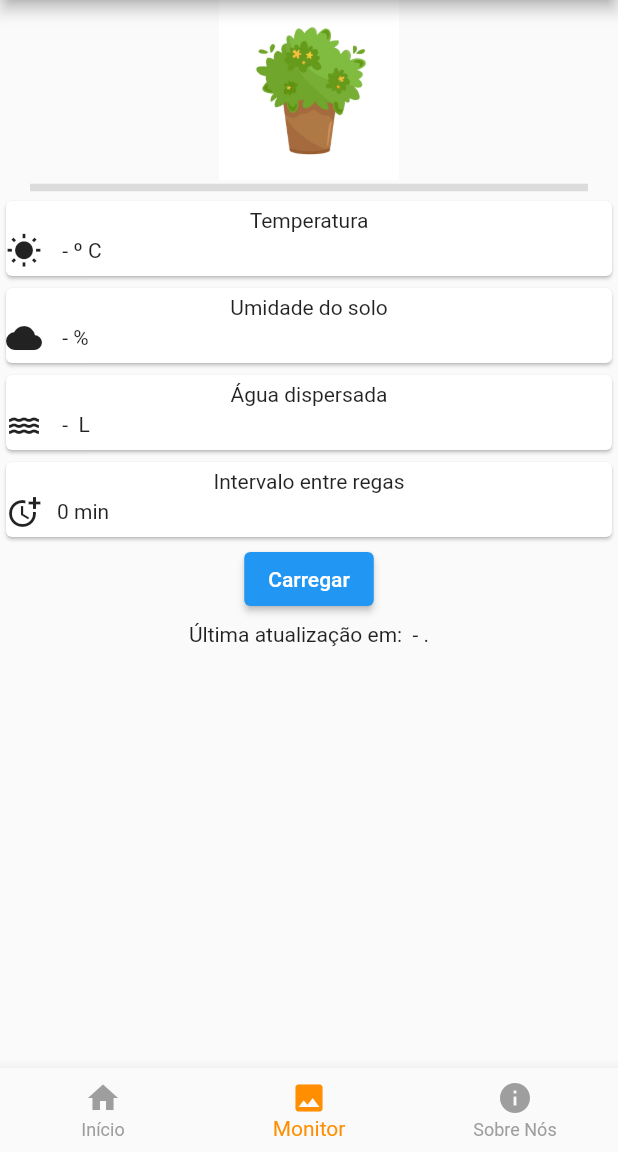
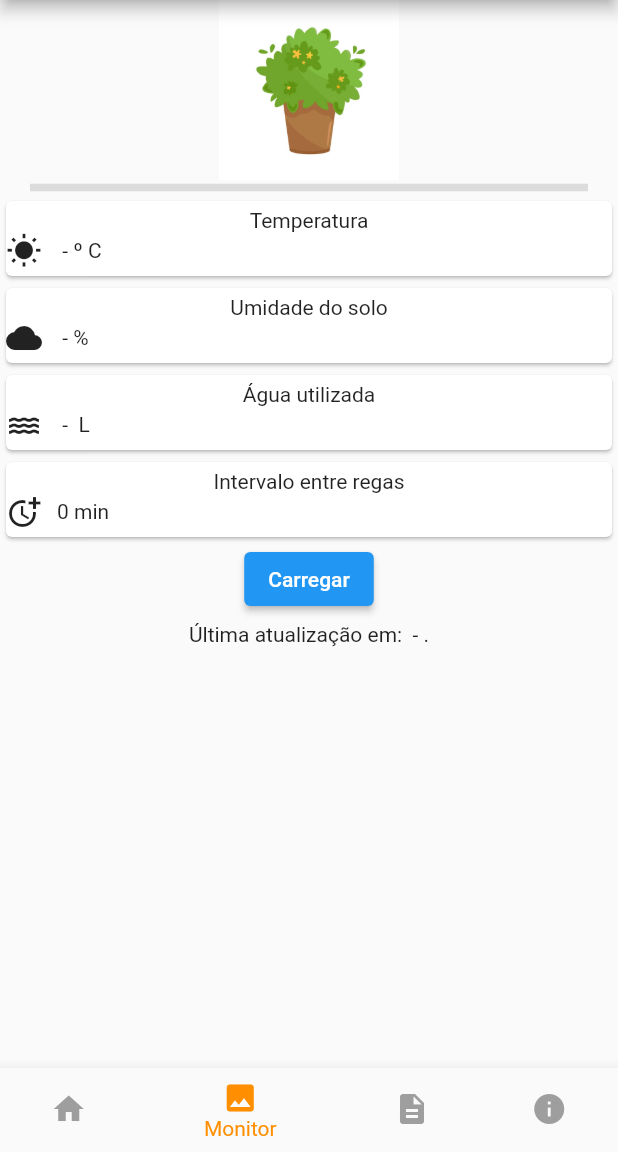
Before and after one commit to ipojucaturianos/dev-iot-mobile-ec4, a Flutter app: the screen it shows after launch, item 2 of the bottom bar chosen, on a phone screen of 412 x 824 dp, the part 84-1236 px from its top. Run offline on Flutter 3.47's test engine with Material 2 defaults, Android fonts, the phone set to English and light mode, and no system bars.

Commit message:
Created new description screen

```diff
--- a/lib/main.dart
+++ b/lib/main.dart
@@ -94,6 +94,10 @@ class _MyHomePageState extends State<MyHomePage> {
             label: 'Monitor',
           ),
           BottomNavigationBarItem(
+            icon: Icon(Icons.description),
+            label: 'Descição',
+          ),
+          BottomNavigationBarItem(
             icon: Icon(Icons.info),
             label: 'Sobre Nós',
           ),
--- a/lib/monitor.dart
+++ b/lib/monitor.dart
@@ -80,7 +80,7 @@ class _MyHomePageState extends State<Monitor> {
                   padding: EdgeInsets.only(top: 5, bottom: 5),
                   child: Column(
                     children: <Widget>[
-                      Text('Água dispersada'),
+                      Text('Água utilizada'),
                       Row(
                         children: <Widget>[
                           Icon(Icons.water),
```
Also changed, not shown: lib/description.dart (added, +28 -0 lines).
